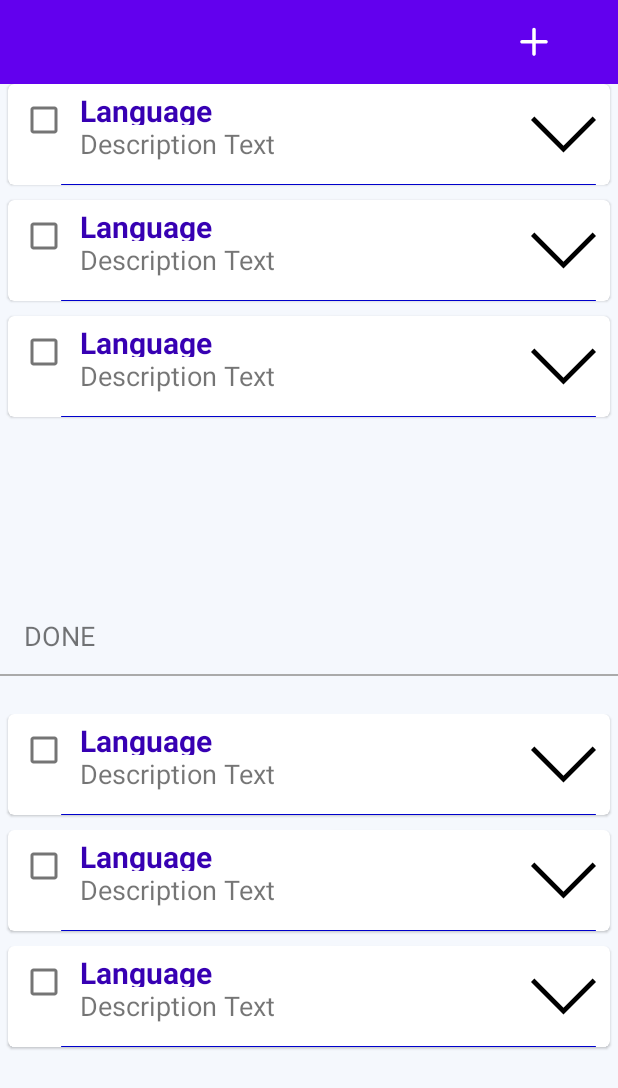
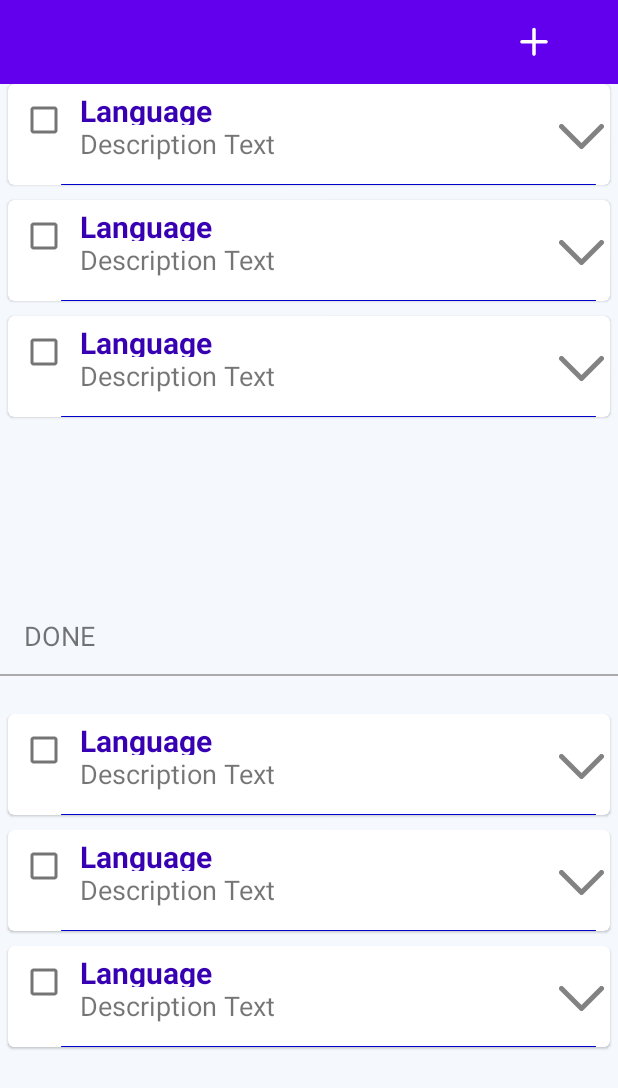
Before and after one commit to abdullahisik/todo-mvvm, an Android app: the layout activity_main.xml on its own in the app's theme, with its tools: preview values and no code run, on a phone screen of 412 x 824 dp. Shown: the top 1088 px of the screen. Run offline under Robolectric (Android 15) with nearby library versions, the light colour scheme and no system bars.

Commit message:
update ui

```diff
--- /dev/null
+++ b/app/src/main/res/drawable/ic_chevron_down.xml
@@ -0,0 +1,13 @@
+<vector xmlns:android="http://schemas.android.com/apk/res/android"
+    android:width="18dp"
+    android:height="10dp"
+    android:viewportWidth="18"
+    android:viewportHeight="10">
+  <path
+      android:pathData="M1,1L9,9L17,1"
+      android:strokeLineJoin="round"
+      android:strokeWidth="2"
+      android:fillColor="#00000000"
+      android:strokeColor="#828282"
+      android:strokeLineCap="round"/>
+</vector>
--- a/app/src/main/res/layout/single_item.xml
+++ b/app/src/main/res/layout/single_item.xml
@@ -85,13 +85,13 @@
 
         <ImageView
             android:id="@+id/imageView2"
-            android:layout_width="54dp"
-            android:layout_height="43dp"
-            android:layout_marginTop="12dp"
+            android:layout_width="30dp"
+            android:layout_height="30dp"
+            android:layout_marginTop="20dp"
             android:layout_marginEnd="4dp"
             app:layout_constraintEnd_toEndOf="parent"
             app:layout_constraintTop_toTopOf="parent"
-            app:srcCompat="@drawable/ic_down_chevron"
+            app:srcCompat="@drawable/ic_chevron_down"
 
             />
 
```
Also changed, not shown: app/src/main/res/drawable/ic_okey.xml (added, +9 -0 lines), app/src/main/res/layout/activity_ui_todo_entry.xml (+4 -3 lines).
